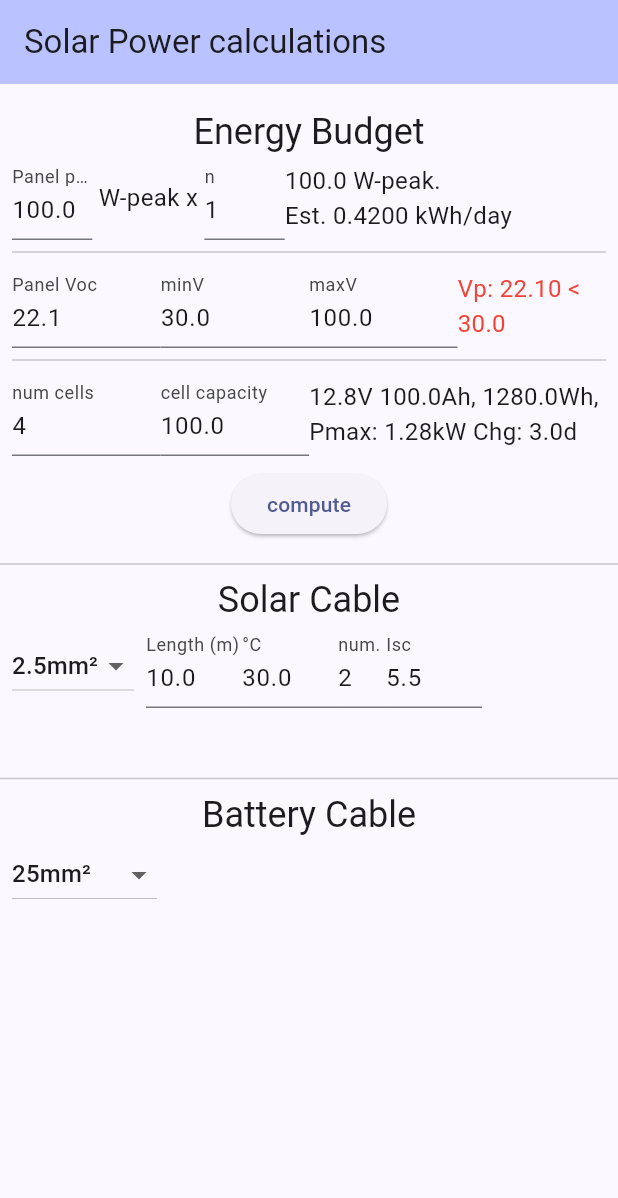
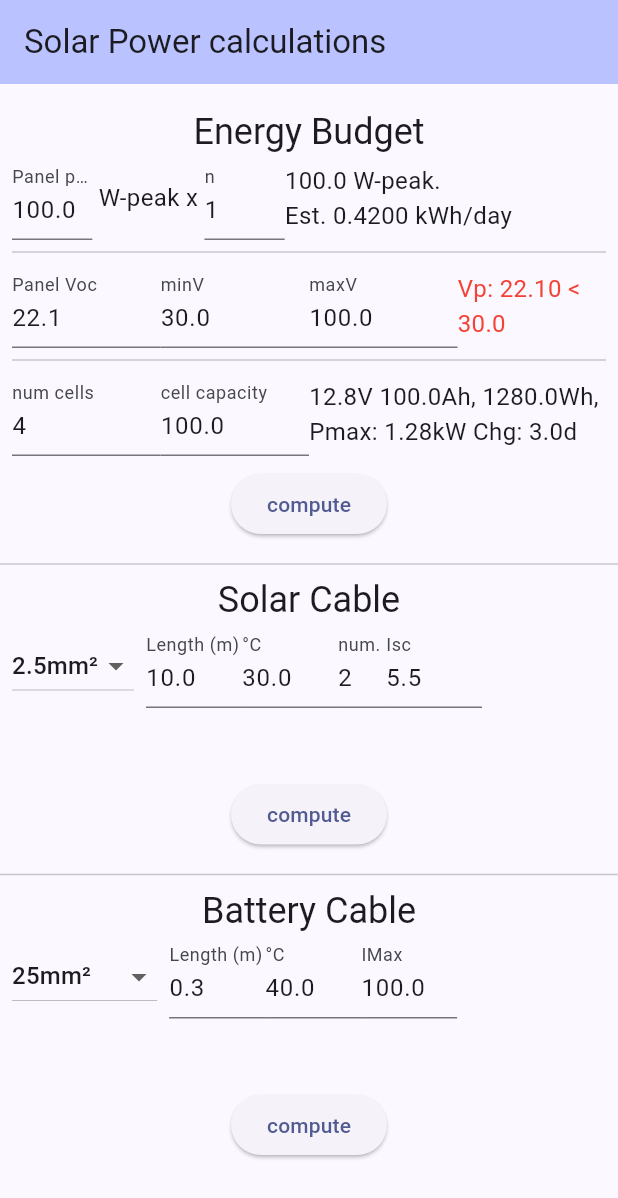
Before and after one commit to siuyin/solarcalc, a Flutter app: the screen it shows after launch, on a phone screen of 412 x 824 dp. Shown: the top 1198 px of the screen. Run offline on Flutter 3.47's test engine with Material 3 defaults, Android fonts, the phone set to English and light mode, and no system bars; our stand-ins replace hive_flutter; accounts and stored records are empty.

Commit message:
feat: add compute btn

```diff
--- a/lib/main.dart
+++ b/lib/main.dart
@@ -551,7 +551,18 @@ class _SolarCableState extends State<SolarCable> {
           ],
         ),
         solarSummary(),
+        computeBtn(),
       ],
+    );
+  }
+
+  Padding computeBtn() {
+    return Padding(
+      padding: const EdgeInsets.all(8.0),
+      child: ElevatedButton(
+        onPressed: compute,
+        child: const Text('compute'),
+      ),
     );
   }
 
@@ -713,8 +724,13 @@ class _BatteryCableState extends State<BatteryCable> {
         Row(
           children: [
             cableSelection(),
+            cableLengthInput(),
+            cableTempInput(),
+            iMaxInput(),
           ],
         ),
+        battSummary(),
+        computeBtn(),
       ],
     );
   }
@@ -774,11 +790,11 @@ class _BatteryCableState extends State<BatteryCable> {
 
       battCableLength =
           double.tryParse(battCableLengthController.text) ?? battCableLength;
-      box.put('cableLength', battCableLength);
+      box.put('battCableLength', battCableLength);
 
       battCableTemp =
           double.tryParse(battCableTempController.text) ?? battCableTemp;
-      box.put('cableTemp', battCableTemp);
+      box.put('battCableTemp', battCableTemp);
 
       battIMax = double.tryParse(battIMaxController.text) ?? battIMax;
       box.put('battIMax', battIMax);
@@ -799,11 +815,11 @@ class _BatteryCableState extends State<BatteryCable> {
       battCableCrossSection = box.get('battCableCrossSection');
     });
 
-    setIfEmpty('cableLength', battCableLength);
-    battCableLengthController.text = box.get('cableLength').toString();
+    setIfEmpty('battCableLength', battCableLength);
+    battCableLengthController.text = box.get('battCableLength').toString();
 
-    setIfEmpty('cableTemp', battCableTemp);
-    battCableTempController.text = box.get('cableTemp').toString();
+    setIfEmpty('battCableTemp', battCableTemp);
+    battCableTempController.text = box.get('battCableTemp').toString();
 
     setIfEmpty('battIMax', battIMax);
     battIMaxController.text = box.get('battIMax').toString();
@@ -835,4 +851,80 @@ class _BatteryCableState extends State<BatteryCable> {
   double powerLoss(double i, double r, int n) {
     return i * i * r * n;
   }
+
+  SizedBox cableLengthInput() {
+    return SizedBox(
+      width: 64,
+      child: TextField(
+        controller: battCableLengthController,
+        onSubmitted: (_) => compute(),
+        keyboardType: TextInputType.number,
+        inputFormatters: [
+          FilteringTextInputFormatter.allow(
+            RegExp(r'[+-]?([0-9]+([.][0-9]*)?|[.][0-9]+)'),
+          )
+        ],
+        decoration: const InputDecoration(
+          labelText: 'Length (m)',
+        ),
+      ),
+    );
   }
+
+  SizedBox cableTempInput() {
+    return SizedBox(
+      width: 64,
+      child: TextField(
+        controller: battCableTempController,
+        onSubmitted: (_) => compute(),
+        keyboardType: TextInputType.number,
+        inputFormatters: [FilteringTextInputFormatter.digitsOnly],
+        decoration: const InputDecoration(
+          labelText: '°C',
+        ),
+      ),
+    );
+  }
+
+  SizedBox iMaxInput() {
+    return SizedBox(
+      width: 64,
+      child: TextField(
+        controller: battIMaxController,
+        onSubmitted: (_) => compute(),
+        keyboardType: TextInputType.number,
+        inputFormatters: [
+          FilteringTextInputFormatter.allow(
+            RegExp(r'[+-]?([0-9]+([.][0-9]*)?|[.][0-9]+)'),
+          )
+        ],
+        decoration: const InputDecoration(
+          labelText: 'IMax',
+        ),
+      ),
+    );
+  }
+
+  Row battSummary() {
+    return Row(
+      children: [
+        Expanded(
+          child: Padding(
+            padding: const EdgeInsets.all(8.0),
+            child: Text(outputText),
+          ),
+        ),
+      ],
+    );
+  }
+
+  Padding computeBtn() {
+    return Padding(
+      padding: const EdgeInsets.all(8.0),
+      child: ElevatedButton(
+        onPressed: compute,
+        child: const Text('compute'),
+      ),
+    );
+  }
+}
```
Lines whose indentation alone changed are shown as unchanged.
